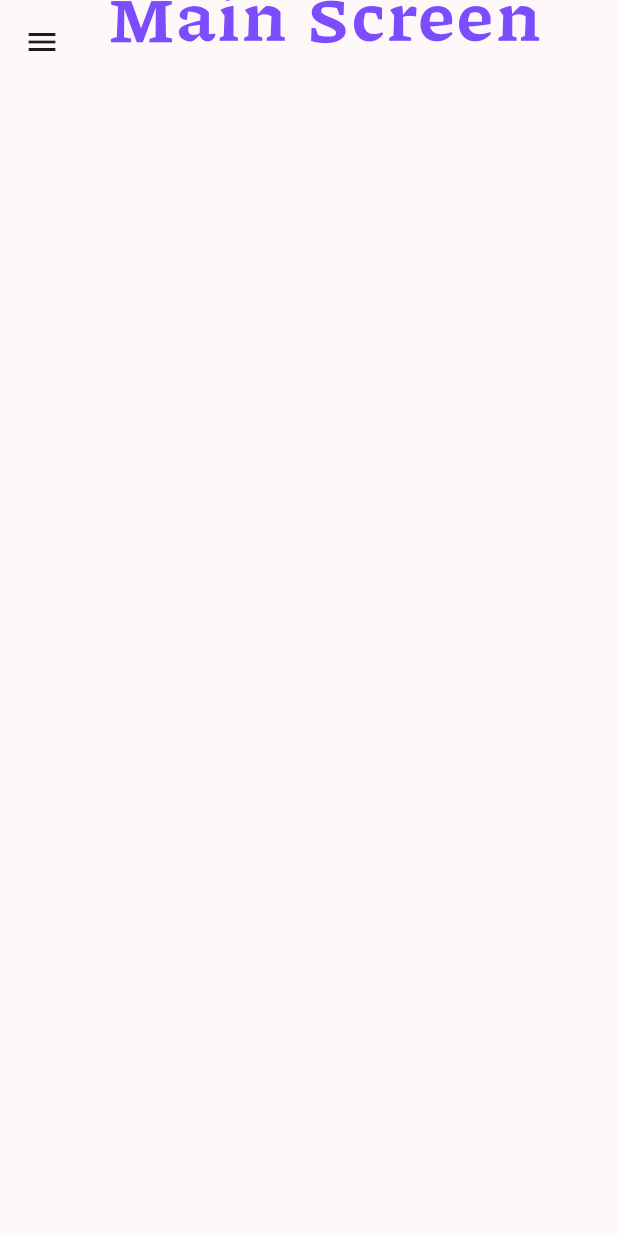
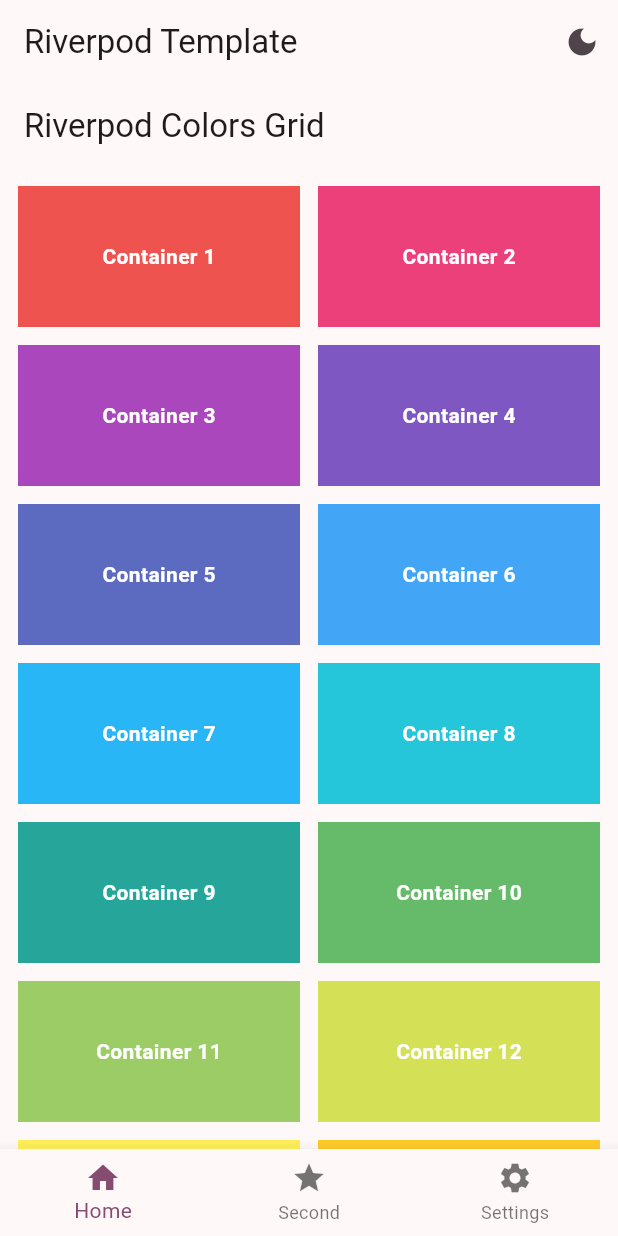
Before and after one commit to karyeija/Riverpod_Template, a Flutter app: the screen it shows after launch, on a phone screen of 412 x 824 dp. Run offline on Flutter 3.47's test engine with Material 3 defaults, Android fonts, the phone set to English and light mode, and no system bars; our stand-ins replace flutter_riverpod.

Commit message:
Refactor application structure by adding navigation and theme management; implement account and privacy modules with corresponding UI.

```diff
--- /dev/null
+++ b/lib/Notifiers/navigation_notifier.dart
@@ -0,0 +1,41 @@
+import 'package:flutter/material.dart';
+import 'package:flutter_riverpod/flutter_riverpod.dart';
+import 'package:riverpod_template/screens/animals_page.dart';
+import 'package:riverpod_template/screens/home_page.dart';
+import 'package:riverpod_template/screens/settings_page.dart';
+
+final bottomNavIndexProvider = StateProvider<int>((ref) => 0);
+
+class MainNavigation extends ConsumerWidget {
+  const MainNavigation({super.key});
+
+  static final List<Widget> _screens = [
+    HomePage(),
+    // Add your other screens here, e.g.:
+    // ProfilePage(),
+    // SettingsPage(),
+    FirstPage(), // Example First screen
+    SettingsPage(), // Example Settings screen
+  ];
+
+  @override
+  Widget build(BuildContext context, WidgetRef ref) {
+    final index = ref.watch(bottomNavIndexProvider);
+
+    return Scaffold(
+      body: IndexedStack(index: index, children: _screens),
+      bottomNavigationBar: BottomNavigationBar(
+        currentIndex: index,
+        onTap: (i) => ref.read(bottomNavIndexProvider.notifier).state = i,
+        items: const [
+          BottomNavigationBarItem(icon: Icon(Icons.home), label: 'Home'),
+          BottomNavigationBarItem(icon: Icon(Icons.star), label: 'Second'),
+          BottomNavigationBarItem(
+            icon: Icon(Icons.settings),
+            label: 'Settings',
+          ),
+        ],
+      ),
+    );
+  }
+}
--- /dev/null
+++ b/lib/Notifiers/thememode_notifier.dart
@@ -0,0 +1,22 @@
+// Notifier for the theme
+
+import 'package:flutter/material.dart';
+import 'package:flutter_riverpod/flutter_riverpod.dart';
+
+class ThemeModeNotifier extends StateNotifier<ThemeMode> {
+  ThemeModeNotifier() : super(ThemeMode.light);
+
+  void toggle() {
+    state = state == ThemeMode.light ? ThemeMode.dark : ThemeMode.light;
+  }
+
+  void setThemeMode(ThemeMode mode) {
+    state = mode;
+  }
+}
+
+final themeModeProvider = StateNotifierProvider<ThemeModeNotifier, ThemeMode>((
+  ref,
+) {
+  return ThemeModeNotifier();
+});
--- a/lib/main.dart
+++ b/lib/main.dart
@@ -1,18 +1,22 @@
 import 'package:flutter/material.dart';
 import 'package:flutter_riverpod/flutter_riverpod.dart';
-import 'package:riverpod_template/modules/custom_drawer.dart';
-import 'package:riverpod_template/modules/helpers.dart';
+import 'package:riverpod_template/Notifiers/navigation_notifier.dart';
+import 'package:riverpod_template/Notifiers/thememode_notifier.dart';
 
 void main() {
   runApp(ProviderScope(child: const MyApp()));
 }
 
+// ...existing code...
 class MyApp extends ConsumerWidget {
   const MyApp({super.key});
   @override
   Widget build(BuildContext context, WidgetRef ref) {
-    //Define providers
+    final themeMode = ref.watch(themeModeProvider);
+    final themeModeNotifier = ref.read(themeModeProvider.notifier);
+
     return MaterialApp(
+      debugShowCheckedModeBanner: false,
       theme: ThemeData(
         colorScheme: ColorScheme.fromSeed(
           seedColor: const Color.fromARGB(31, 116, 47, 95),
@@ -20,32 +24,26 @@ class MyApp extends ConsumerWidget {
         useMaterial3: true,
         brightness: Brightness.light,
       ),
-      darkTheme: ThemeData.light(useMaterial3: true),
-      home: const MainScreen(),
+      themeMode: themeMode,
+      darkTheme: ThemeData.dark(useMaterial3: true),
+      home: Scaffold(
+        appBar: AppBar(
+          title: const Text('Riverpod Template'),
+          actions: [
+            IconButton(
+              icon: Icon(
+                themeMode == ThemeMode.dark
+                    ? Icons.light_mode
+                    : Icons.dark_mode,
+              ),
+              onPressed: themeModeNotifier.toggle,
+              tooltip: 'Toggle Theme',
+            ),
+          ],
+        ),
+        body: const MainNavigation(),
+      ),
     );
   }
 }
-
-class MainScreen extends StatelessWidget {
-  const MainScreen({super.key});
-
-  @override
-  Widget build(BuildContext context) {
-    var pageHeight = UIHelpers.pageHeight(context);
-    return Scaffold(
-      drawer: const CustomDrawer(),
-      appBar: AppBar(
-        title: Text(
-          'Main Screen',
-          style: TextStyle(
-            fontSize: pageHeight * 0.09,
-            color: Colors.deepPurpleAccent,
-            fontFamily: 'Piazzolla',
-            fontFeatures: const [FontFeature.ordinalForms()],
-          ),
-        ),
-      ),
-      body: const Center(),
-    );
-  }
-}
+// ...existing code...
--- /dev/null
+++ b/lib/screens/home_page.dart
@@ -0,0 +1,46 @@
+import 'package:flutter/material.dart';
+import 'package:flutter_riverpod/flutter_riverpod.dart';
+
+// Provider for a list of 20 distinct colors
+final colorsProvider = Provider<List<Color>>((ref) {
+  return List<Color>.generate(
+    20,
+    (i) => Colors.primaries[i % Colors.primaries.length].shade400,
+  );
+});
+
+class HomePage extends ConsumerWidget {
+  const HomePage({super.key});
+
+  @override
+  Widget build(BuildContext context, WidgetRef ref) {
+    final colors = ref.watch(colorsProvider);
+
+    return Scaffold(
+      appBar: AppBar(title: const Text('Riverpod Colors Grid')),
+      body: GridView.builder(
+        padding: const EdgeInsets.all(12),
+        gridDelegate: const SliverGridDelegateWithFixedCrossAxisCount(
+          crossAxisCount: 2,
+          mainAxisSpacing: 12,
+          crossAxisSpacing: 12,
+          childAspectRatio: 2,
+        ),
+        itemCount: colors.length,
+        itemBuilder: (context, index) {
+          return Container(
+            color: colors[index],
+            alignment: Alignment.center,
+            child: Text(
+              'Container ${index + 1}',
+              style: const TextStyle(
+                color: Colors.white,
+                fontWeight: FontWeight.bold,
+              ),
+            ),
+          );
+        },
+      ),
+    );
+  }
+}
```
Also changed, not shown: lib/modules/account.dart (added, +94 -0 lines), lib/modules/notifications.dart (added, +32 -0 lines), lib/modules/privacy.dart (added, +68 -0 lines), lib/screens/animals_page.dart (added, +127 -0 lines), lib/screens/settings_page.dart (added, +61 -0 lines), lib/Notifiers/notifiers.dart (deleted), lib/providers/providers.dart (renamed from lib/modules/providers/providers.dart).
